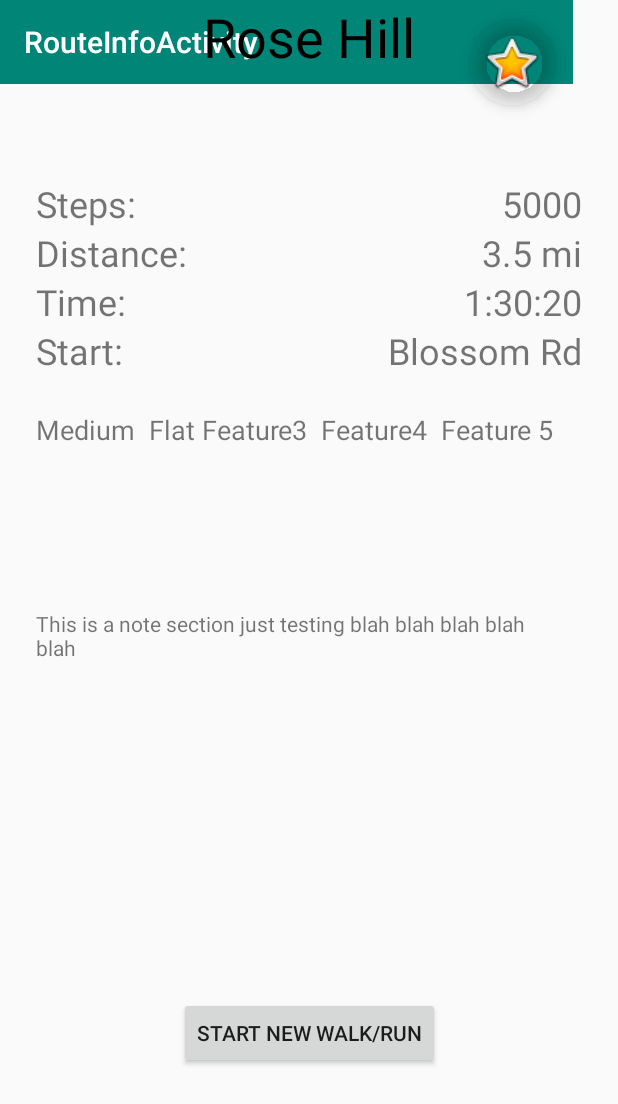
After one commit to UCSD-CSE-110-2020/team-project-team33, an Android app: the RouteInfo screen opened directly, with no data from a screen before it, on a phone screen of 412 x 824 dp. The commit adds this screen. Shown: the top 1104 px of the screen. Run offline under Robolectric (Android 15) with nearby library versions, the phone set to English and light mode, and no system bars; 2 statements that could not run were skipped.

Commit message:
Rework of the route info page

```diff
--- a/app/src/main/AndroidManifest.xml
+++ b/app/src/main/AndroidManifest.xml
@@ -10,13 +10,17 @@
         android:supportsRtl="true"
         android:theme="@style/AppTheme">
         <activity
+            android:name=".RouteInfo"
+            android:label="@string/title_activity_route_info"
+            android:theme="@style/AppTheme.NoActionBar"></activity>
+        <activity
             android:name=".EnterRouteInfoActivity"
             android:screenOrientation="portrait" />
         <activity
             android:name=".TabActivity"
             android:label="@string/title_activity_main"
             android:screenOrientation="portrait"
-            android:theme="@style/AppTheme.NoActionBar"></activity>
+            android:theme="@style/AppTheme.NoActionBar" />
         <activity
             android:name=".HeightActivity"
             android:screenOrientation="portrait" />
--- /dev/null
+++ b/app/src/main/java/com/example/walkwalkrevolution/RouteInfo.java
@@ -0,0 +1,31 @@
+package com.example.walkwalkrevolution;
+
+import android.os.Bundle;
+
+import com.google.android.material.floatingactionbutton.FloatingActionButton;
+import com.google.android.material.snackbar.Snackbar;
+
+import androidx.appcompat.app.AppCompatActivity;
+import androidx.appcompat.widget.Toolbar;
+
+import android.view.View;
+
+public class RouteInfo extends AppCompatActivity {
+
+    @Override
+    protected void onCreate(Bundle savedInstanceState) {
+        super.onCreate(savedInstanceState);
+        setContentView(R.layout.activity_route_info);
+        Toolbar toolbar = (Toolbar) findViewById(R.id.toolbar);
+        setSupportActionBar(toolbar);
+
+        FloatingActionButton fab = (FloatingActionButton) findViewById(R.id.fab);
+        fab.setOnClickListener(new View.OnClickListener() {
+            @Override
+            public void onClick(View view) {
+                Snackbar.make(view, "Replace with your own action", Snackbar.LENGTH_LONG)
+                        .setAction("Action", null).show();
+            }
+        });
+    }
+}
--- a/app/src/main/java/com/example/walkwalkrevolution/SavedWalkActivity.java
+++ b/app/src/main/java/com/example/walkwalkrevolution/SavedWalkActivity.java
@@ -1,11 +1,15 @@
 package com.example.walkwalkrevolution;
 
 import android.app.Activity;
+import android.content.SharedPreferences;
 import android.os.Bundle;
 import android.view.Menu;
+import android.widget.TextView;
 import android.widget.Toolbar;
 
+
 public class SavedWalkActivity extends Activity {
+
 
     @Override
     protected void onCreate(Bundle savedInstanceState){
--- /dev/null
+++ b/app/src/main/res/layout/activity_route_info.xml
@@ -0,0 +1,203 @@
+<?xml version="1.0" encoding="utf-8"?>
+<androidx.coordinatorlayout.widget.CoordinatorLayout xmlns:android="http://schemas.android.com/apk/res/android"
+    xmlns:app="http://schemas.android.com/apk/res-auto"
+    xmlns:tools="http://schemas.android.com/tools"
+    android:layout_width="match_parent"
+    android:layout_height="match_parent"
+    android:fitsSystemWindows="true"
+    tools:context=".RouteInfo">
+
+    <androidx.appcompat.widget.Toolbar
+        android:id="@+id/toolbar"
+        android:layout_width="382dp"
+        android:layout_height="wrap_content"
+        android:background="?attr/colorPrimary"
+        android:minHeight="?attr/actionBarSize"
+        android:theme="?attr/actionBarTheme" />
+
+    <TextView
+        android:id="@+id/route_info_title"
+        android:layout_width="wrap_content"
+        android:layout_height="wrap_content"
+        android:layout_gravity="center_horizontal"
+        android:text="Rose Hill"
+        android:textAlignment="center"
+
+        android:textColor="#000000"
+        android:textSize="36sp" />
+
+    <androidx.constraintlayout.widget.ConstraintLayout
+        android:id="@+id/constraintLayout2"
+        android:layout_width="match_parent"
+        android:layout_height="match_parent"
+        app:layout_anchor="@+id/constraintLayout2"
+        app:layout_anchorGravity="center">
+
+        <TableLayout
+            android:id="@+id/tableLayout3"
+            android:layout_width="match_parent"
+            android:layout_height="wrap_content"
+            android:layout_marginStart="@dimen/activity_horizontal_margin"
+            android:layout_marginTop="8dp"
+            android:layout_marginEnd="@dimen/activity_horizontal_margin"
+            android:layout_marginBottom="@dimen/activity_vertical_margin"
+            android:padding="@dimen/table_text_padding"
+            android:stretchColumns="1"
+            app:layout_constraintBottom_toBottomOf="parent"
+            app:layout_constraintEnd_toEndOf="parent"
+            app:layout_constraintHorizontal_bias="0.0"
+            app:layout_constraintStart_toStartOf="parent"
+            app:layout_constraintTop_toTopOf="parent"
+            app:layout_constraintVertical_bias="0.158">
+
+            <TableRow
+                android:layout_width="match_parent"
+                android:layout_height="match_parent">
+
+                <TextView
+                    android:id="@+id/route_steps_label"
+                    android:layout_width="wrap_content"
+                    android:layout_height="wrap_content"
+                    android:text="@string/step_count_string"
+                    android:textSize="@dimen/home_text_size" />
+
+                <TextView
+                    android:id="@+id/route_steps_value"
+                    android:layout_width="wrap_content"
+                    android:layout_height="wrap_content"
+                    android:layout_gravity="end
+"
+                    android:text="@string/step_placeholder"
+                    android:textSize="@dimen/home_text_size" />
+
+            </TableRow>
+
+            <TableRow
+                android:layout_width="match_parent"
+                android:layout_height="match_parent">
+
+                <TextView
+                    android:id="@+id/route_dist_label"
+                    android:layout_width="wrap_content"
+                    android:layout_height="wrap_content"
+                    android:text="@string/distance_string"
+                    android:textSize="@dimen/home_text_size" />
+
+                <TextView
+                    android:id="@+id/route_dist_value"
+                    android:layout_width="wrap_content"
+                    android:layout_height="wrap_content"
+                    android:layout_gravity="end
+"
+                    android:text="@string/dist_placeholder"
+                    android:textSize="@dimen/home_text_size" />
+            </TableRow>
+
+            <TableRow
+                android:layout_width="match_parent"
+                android:layout_height="match_parent">
+
+                <TextView
+                    android:id="@+id/route_time_label"
+                    android:layout_width="wrap_content"
+                    android:layout_height="wrap_content"
+                    android:text="@string/time_string"
+                    android:textSize="@dimen/home_text_size" />
+
+                <TextView
+                    android:id="@+id/route_time_value"
+                    android:layout_width="wrap_content"
+                    android:layout_height="wrap_content"
+                    android:layout_gravity="end"
+                    android:text="@string/time_placeholder"
+                    android:textSize="@dimen/home_text_size" />
+
+            </TableRow>
+
+            <TableRow
+                android:layout_width="match_parent"
+                android:layout_height="match_parent">
+
+                <TextView
+                    android:id="@+id/route_info_startLoc"
+                    android:layout_width="wrap_content"
+                    android:layout_height="wrap_content"
+                    android:text="@string/start_loc"
+                    android:textSize="@dimen/home_text_size" />
+
+                <TextView
+                    android:id="@+id/route_info_startLoc_value"
+                    android:layout_width="wrap_content"
+                    android:layout_height="wrap_content"
+                    android:layout_gravity="end
+"
+                    android:text="Blossom Rd"
+                    android:textSize="@dimen/home_text_size" />
+
+            </TableRow>
+
+        </TableLayout>
+
+        <TextView
+            android:id="@+id/route_features"
+            android:layout_width="0dp"
+            android:layout_height="wrap_content"
+            android:layout_marginStart="24dp"
+            android:layout_marginTop="16dp"
+            android:text="Medium  Flat Feature3  Feature4  Feature 5"
+            android:textSize="18sp"
+            app:layout_constraintStart_toStartOf="parent"
+            app:layout_constraintTop_toBottomOf="@+id/tableLayout3" />
+
+        <TextView
+            android:id="@+id/route_info_notes"
+            android:layout_width="337dp"
+            android:layout_height="156dp"
+            android:layout_marginStart="24dp"
+            android:layout_marginTop="12dp"
+            android:layout_marginEnd="24dp"
+            android:text="This is a note section just testing blah blah blah blah blah"
+            app:layout_constraintBottom_toTopOf="@+id/route_info_bttn"
+            app:layout_constraintEnd_toEndOf="parent"
+            app:layout_constraintHorizontal_bias="0.0"
+            app:layout_constraintStart_toStartOf="parent"
+            app:layout_constraintTop_toBottomOf="@+id/route_features"
+            app:layout_constraintVertical_bias="0.0" />
+
+        <Button
+            android:id="@+id/route_info_bttn"
+            android:layout_width="wrap_content"
+            android:layout_height="wrap_content"
+            android:layout_marginStart="16dp"
+            android:layout_marginTop="8dp"
+            android:layout_marginEnd="16dp"
+            android:layout_marginBottom="16dp"
+            android:text="@string/start_string"
+            app:layout_constraintBottom_toBottomOf="parent"
+            app:layout_constraintEnd_toEndOf="parent"
+            app:layout_constraintStart_toStartOf="parent"
+            app:layout_constraintTop_toBottomOf="@+id/route_info_notes" />
+
+        <com.google.android.material.floatingactionbutton.FloatingActionButton
+            android:id="@+id/floatingActionButton"
+            android:layout_width="wrap_content"
+            android:layout_height="wrap_content"
+            android:layout_marginStart="299dp"
+            android:layout_marginEnd="29dp"
+            android:layout_marginBottom="27dp"
+            android:clickable="true"
+            app:backgroundTint="#00FFFFFF"
+            app:borderWidth="0dp"
+            app:hoveredFocusedTranslationZ="0dp"
+            app:layout_constraintBottom_toTopOf="@+id/tableLayout3"
+            app:layout_constraintEnd_toEndOf="parent"
+            app:layout_constraintStart_toStartOf="parent"
+            app:layout_constraintTop_toTopOf="parent"
+            app:maxImageSize="42dp"
+            app:pressedTranslationZ="0dp"
+            app:srcCompat="@android:drawable/btn_star_big_on" />
+
+
+    </androidx.constraintlayout.widget.ConstraintLayout>
+
+</androidx.coordinatorlayout.widget.CoordinatorLayout>
--- a/app/src/main/res/layout/activity_saved_route.xml
+++ b/app/src/main/res/layout/activity_saved_route.xml
@@ -52,17 +52,17 @@
             android:background="@drawable/border"
             android:text="TextView"
             android:textSize="18sp"
-            app:layout_constraintBottom_toTopOf="@+id/start"
+            app:layout_constraintBottom_toTopOf="@+id/start_button"
             app:layout_constraintEnd_toEndOf="parent"
             app:layout_constraintStart_toStartOf="parent"
             app:layout_constraintTop_toBottomOf="@+id/features" />
 
         <Button
-            android:id="@+id/start"
+            android:id="@+id/start_button"
             android:layout_width="wrap_content"
             android:layout_height="wrap_content"
             android:layout_marginBottom="16dp"
-            android:text="START"
+            android:text="@string/start_string"
             app:layout_constraintBottom_toBottomOf="parent"
             app:layout_constraintEnd_toEndOf="parent"
             app:layout_constraintStart_toStartOf="parent" />
@@ -88,7 +88,7 @@
                     android:layout_width="match_parent"
                     android:layout_height="wrap_content"
                     android:layout_weight="1"
-                    android:text="STEPS"
+                    android:text="@string/step_count_string"
                     android:textSize="18sp" />
 
                 <TextView
@@ -96,7 +96,7 @@
                     android:layout_width="match_parent"
                     android:layout_height="wrap_content"
                     android:layout_weight="1"
-                    android:text="5,000"
+                    android:text="@string/step_placeholder"
                     android:textAlignment="center"
                     android:textSize="18sp" />
             </TableRow>
@@ -110,7 +110,7 @@
                     android:layout_width="wrap_content"
                     android:layout_height="wrap_content"
                     android:layout_weight="1"
-                    android:text="DISTANCE"
+                    android:text="@string/distance_string"
                     android:textSize="18sp" />
 
                 <TextView
@@ -118,7 +118,7 @@
                     android:layout_width="match_parent"
                     android:layout_height="wrap_content"
                     android:layout_weight="1"
-                    android:text="8.6 mi"
+                    android:text="@string/dist_placeholder"
                     android:textAlignment="center"
                     android:textSize="18sp" />
             </TableRow>
@@ -132,7 +132,7 @@
                     android:layout_width="match_parent"
                     android:layout_height="wrap_content"
                     android:layout_weight="1"
-                    android:text="TIME"
+                    android:text="@string/time_string"
                     android:textSize="18sp" />
 
                 <TextView
--- /dev/null
+++ b/app/src/main/res/menu/menu_route_info.xml
@@ -0,0 +1,10 @@
+<menu xmlns:android="http://schemas.android.com/apk/res/android"
+    xmlns:app="http://schemas.android.com/apk/res-auto"
+    xmlns:tools="http://schemas.android.com/tools"
+    tools:context="com.example.walkwalkrevolution.RouteInfo">
+    <item
+        android:id="@+id/action_settings"
+        android:orderInCategory="100"
+        android:title="@string/action_settings"
+        app:showAsAction="never" />
+</menu>
--- a/app/src/main/res/values/strings.xml
+++ b/app/src/main/res/values/strings.xml
@@ -15,6 +15,7 @@
     <string name="stop_string">Stop walk/run</string>
     <string name="intent_walk_string">Current/last walk</string>
     <string name="time_string">Time:</string>
+    <string name="start_loc"> Start: </string>
 
     <string name="dist_format">%.2f mi</string>
 
```
Also changed, not shown: 2 other files.
